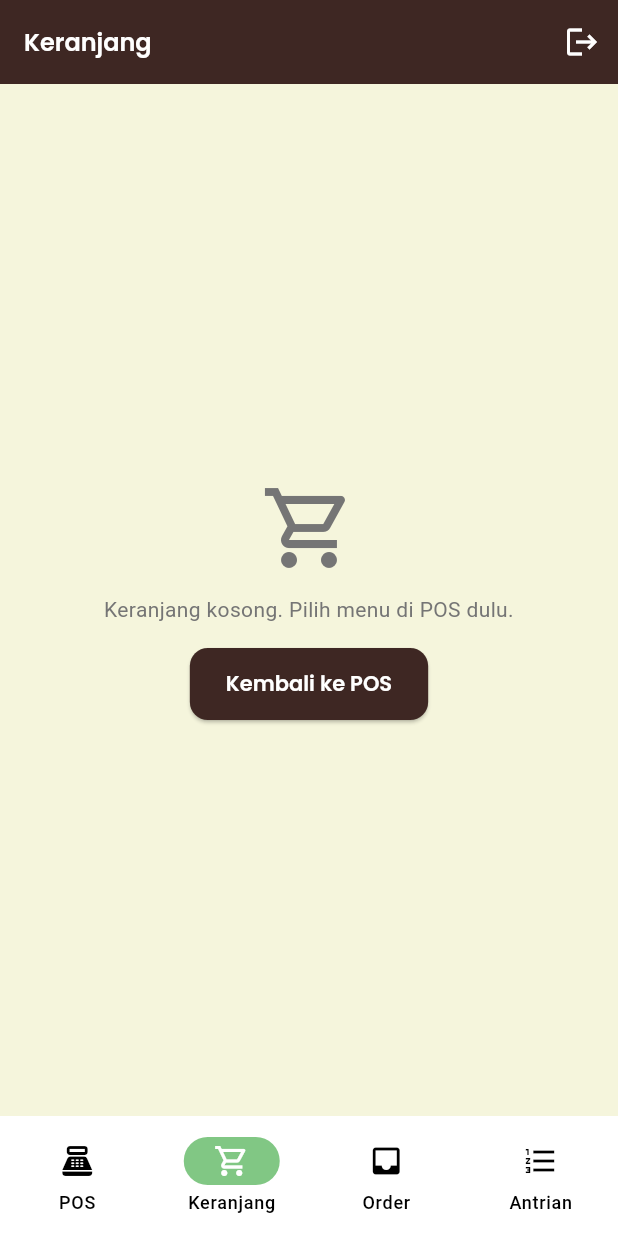
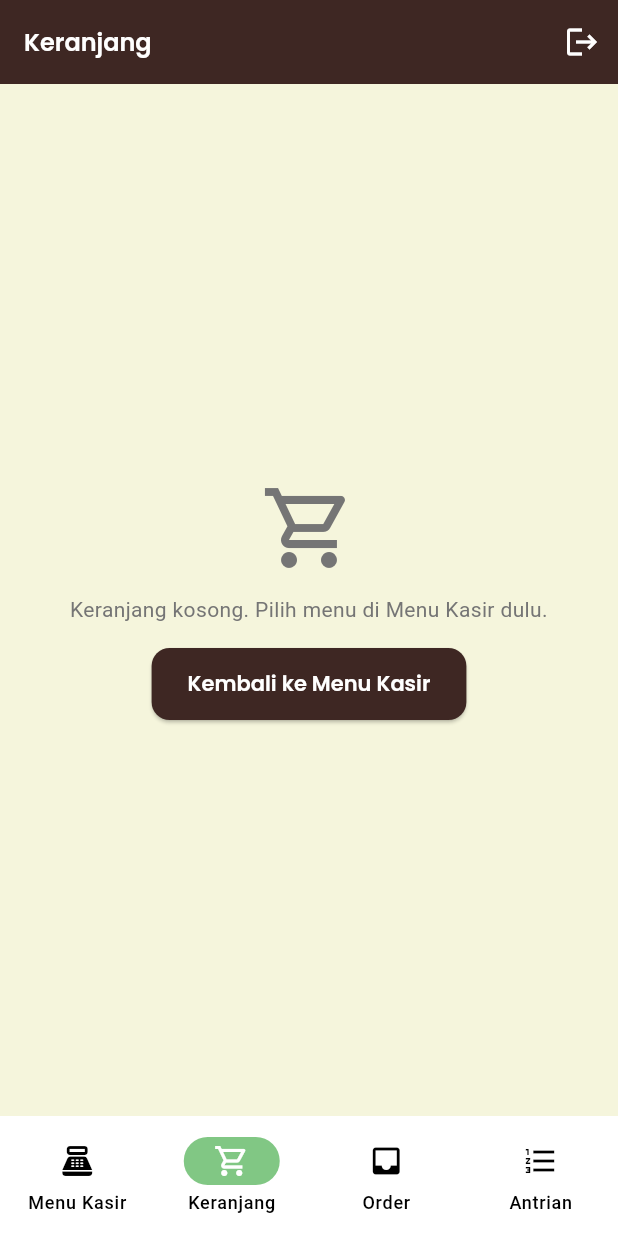
Before and after one commit to Arterix/cofflow-employee, a Flutter app: the CartScreen screen opened by its route, on a phone screen of 412 x 824 dp. Run offline on Flutter 3.47's test engine with Material 3 defaults, Android fonts, the phone set to English and light mode, and no system bars; our stand-ins replace cached_network_image, dio, firebase_core, firebase_messaging, flutter_local_notifications, flutter_secure_storage and 4 more; accounts and stored records are empty; network calls fail.

```diff
--- a/lib/features/pos/screens/cart_screen.dart
+++ b/lib/features/pos/screens/cart_screen.dart
@@ -66,9 +66,9 @@ class _CartScreenState extends State<CartScreen> {
     if (items.isEmpty) {
       return EmptyStateWidget(
         icon: Icons.shopping_cart_outlined,
-        message: 'Keranjang kosong. Pilih menu di POS dulu.',
+        message: 'Keranjang kosong. Pilih menu di Menu Kasir dulu.',
         onRetry: () => context.go('/pos'),
-        retryLabel: 'Kembali ke POS',
+        retryLabel: 'Kembali ke Menu Kasir',
       );
     }
     return ResponsiveContentContainer(
--- a/lib/features/pos/screens/confirm_payment_screen.dart
+++ b/lib/features/pos/screens/confirm_payment_screen.dart
@@ -118,7 +118,7 @@ class _ConfirmPaymentScreenState extends State<ConfirmPaymentScreen> {
               Navigator.pop(context);
               context.go('/pos');
             },
-            child: const Text('Kembali ke POS'),
+            child: const Text('Kembali ke Menu Kasir'),
           ),
         ],
       ),
--- a/lib/main.dart
+++ b/lib/main.dart
@@ -27,7 +27,7 @@ class KoncoSpaceEmployeeApp extends StatelessWidget {
   @override
   Widget build(BuildContext context) {
     return MaterialApp.router(
-      title: 'Konco Space Employee',
+      title: 'Konco Space - Aplikasi Kasir',
       debugShowCheckedModeBanner: false,
       theme: AppTheme.light(),
       themeMode: ThemeMode.light,
--- a/lib/shared/widgets/main_scaffold.dart
+++ b/lib/shared/widgets/main_scaffold.dart
@@ -26,7 +26,7 @@ class _MainScaffoldState extends State<MainScaffold> {
   final _cart = CartController.instance;
 
   static const List<_TabSpec> _tabs = [
-    _TabSpec('/pos', 'POS', Icons.point_of_sale),
+    _TabSpec('/pos', 'Menu Kasir', Icons.point_of_sale),
     _TabSpec('/cart', 'Keranjang', Icons.shopping_cart_outlined),
     _TabSpec('/incoming-orders', 'Order', Icons.inbox),
     _TabSpec('/queue', 'Antrian', Icons.format_list_numbered),
@@ -110,7 +110,7 @@ class _MainScaffoldState extends State<MainScaffold> {
                     if (context.screenWidth >= 1200) ...[
                       const SizedBox(width: 8),
                       const Text(
-                        'Konco POS',
+                        'Konco Space',
                         style: TextStyle(
                           fontWeight: FontWeight.bold,
                           color: AppColors.primary,
--- a/pubspec.yaml
+++ b/pubspec.yaml
@@ -42,4 +42,4 @@ dev_dependencies:
 flutter:
   uses-material-design: true
   assets:
-    - assets/images/koncospace_logo.svg
+    - assets/images/
```
Also changed, not shown: assets/images/icon_konco_space.png (added), assets/images/logo_konco_space.png (added), assets/images/logo_konco_space.webp (added), assets/images/logo_konco_space_white.png (added), 14 other files.
